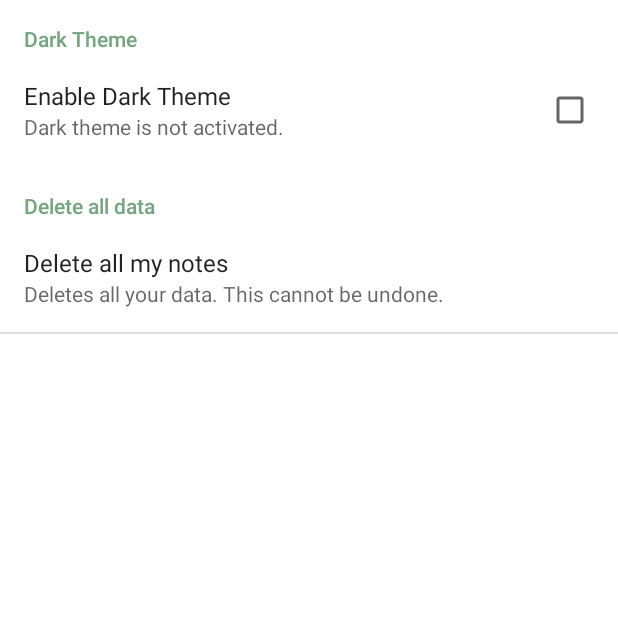
After one commit to tara-pogancev/android-note-app, an Android app: the Settings screen opened directly, with no data from a screen before it, on a phone screen of 412 x 824 dp, the top half of it. The commit adds this screen. Run offline under Robolectric (Android 15) with nearby library versions, the phone set to English and light mode, and no system bars.

Commit message:
feat: initial settings menu

```diff
--- a/Notes By Cats/app/src/main/java/com/tarapogancev/notesbycats/MainActivity.kt
+++ b/Notes By Cats/app/src/main/java/com/tarapogancev/notesbycats/MainActivity.kt
@@ -166,13 +166,14 @@ class MainActivity : AppCompatActivity(), PopupMenu.OnMenuItemClickListener  {
                 }
 
                 R.id.menu_settings -> {
-                    Toast.makeText(this@MainActivity, "Settings not implemented yet.", Toast.LENGTH_SHORT).show()
+                    val intent: Intent = Intent(this@MainActivity, Settings::class.java)
+                    startActivity(intent)
                     return true
                 }
 
                 R.id.menu_developer_info -> {
                     val intent: Intent = Intent(this@MainActivity, AboutDeveloper::class.java)
-                    startActivityForResult(intent, 103)
+                    startActivity(intent)
                     return true
                 }
 
--- /dev/null
+++ b/Notes By Cats/app/src/main/java/com/tarapogancev/notesbycats/Settings.kt
@@ -0,0 +1,30 @@
+package com.tarapogancev.notesbycats
+
+import android.content.Intent
+import androidx.appcompat.app.AppCompatActivity
+import android.os.Bundle
+import android.preference.PreferenceActivity
+import android.view.View
+import android.widget.ImageView
+import android.widget.Toast
+
+class Settings : PreferenceActivity() {
+
+    private lateinit var imageView_back: ImageView
+
+    override fun onCreate(savedInstanceState: Bundle?) {
+        super.onCreate(savedInstanceState)
+        addPreferencesFromResource(R.xml.prefs)
+/*
+        imageView_back = findViewById(R.id.imageView_back)
+        imageView_back.setOnClickListener(object: View.OnClickListener{
+            override fun onClick(p0: View?) {
+                val intent: Intent = Intent(this@Settings, MainActivity::class.java)
+                startActivity(intent)
+            }
+
+        })
+ */
+
+    }
+}
--- /dev/null
+++ b/Notes By Cats/app/src/main/res/drawable/ic_baseline_arrow_back_24.xml
@@ -0,0 +1,5 @@
+<vector android:autoMirrored="true" android:height="24dp"
+    android:tint="#FFFFFF" android:viewportHeight="24"
+    android:viewportWidth="24" android:width="24dp" xmlns:android="http://schemas.android.com/apk/res/android">
+    <path android:fillColor="@android:color/white" android:pathData="M20,11H7.83l5.59,-5.59L12,4l-8,8 8,8 1.41,-1.41L7.83,13H20v-2z"/>
+</vector>
--- a/Notes By Cats/app/src/main/res/values/colors.xml
+++ b/Notes By Cats/app/src/main/res/values/colors.xml
@@ -11,6 +11,8 @@
 
     <color name="main_purple">#A3AEDF</color>
     <color name="dark_purple">#6C748E</color>
+    <color name="darkest_purple">#4A5167</color>
+    <color name="light_purple">#BAC3ED</color>
     <color name="background_gray">#F3F4F8</color>
     <color name="soft_green">#74A57F</color>
     <color name="accent_green">#84C318</color>
--- a/Notes By Cats/app/src/main/res/values/themes.xml
+++ b/Notes By Cats/app/src/main/res/values/themes.xml
@@ -2,16 +2,18 @@
     <!-- Base application theme. -->
     <style name="Theme.NotesByCats" parent="Theme.MaterialComponents.DayNight.DarkActionBar">
         <!-- Primary brand color. -->
-        <item name="colorPrimary">@color/purple_500</item>
-        <item name="colorPrimaryVariant">@color/purple_700</item>
+        <item name="colorPrimary">@color/main_purple</item>
+        <item name="colorPrimaryVariant">@color/dark_purple</item>
         <item name="colorOnPrimary">@color/white</item>
         <!-- Secondary brand color. -->
-        <item name="colorSecondary">@color/teal_200</item>
-        <item name="colorSecondaryVariant">@color/teal_700</item>
+        <item name="colorSecondary">@color/soft_green</item>
+        <item name="colorSecondaryVariant">@color/accent_green</item>
         <item name="colorOnSecondary">@color/black</item>
         <!-- Status bar color. -->
         <item name="android:statusBarColor" tools:targetApi="l">?attr/colorPrimaryVariant</item>
         <!-- Customize your theme here. -->
+        <item name="windowActionBar">true</item>
+        <item name="windowNoTitle">false</item>
     </style>
 
     <style name="Theme.NotesByCats.NoActionBar">
--- /dev/null
+++ b/Notes By Cats/app/src/main/res/xml/prefs.xml
@@ -0,0 +1,24 @@
+<?xml version="1.0" encoding="utf-8"?>
+<PreferenceScreen xmlns:android="http://schemas.android.com/apk/res/android">
+
+    <PreferenceCategory
+        android:title="Dark Theme">
+        <CheckBoxPreference
+            android:title="Enable Dark Theme"
+            android:key="DarkTheme"
+            android:defaultValue="false"
+            android:summaryOn="Dark theme is activated."
+            android:summaryOff="Dark theme is not activated."/>
+    </PreferenceCategory>
+
+    <PreferenceCategory
+        android:title="Delete all data">
+        <Preference
+            android:title="Delete all my notes"
+            android:summary="Deletes all your data. This cannot be undone."
+            ></Preference>
+
+    </PreferenceCategory>
+
+
+</PreferenceScreen>
```
Also changed, not shown: Notes By Cats/app/src/main/AndroidManifest.xml (+7 -2 lines), Notes By Cats/app/src/main/res/layout/activity_about_developer.xml (+6 -6 lines).
